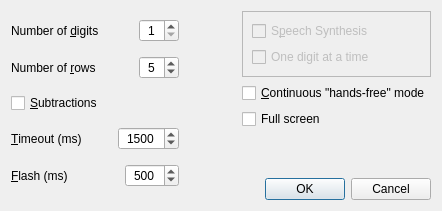
The window that gui/settings.ui (solsticedhiver/mental_calculation) describes before a commit, drawn with Qt 5.
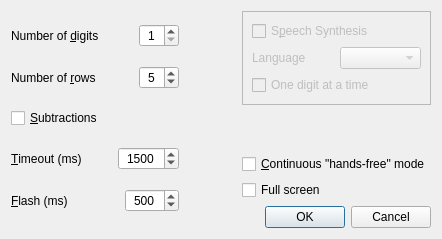
The same window after the commit. Icons and pictures are not drawn.

Commit message: Allow choice of voice language in settings

```diff
--- a/gui/settings.ui
+++ b/gui/settings.ui
@@ -7,7 +7,7 @@
     <x>0</x>
     <y>0</y>
     <width>442</width>
-    <height>211</height>
+    <height>239</height>
    </rect>
   </property>
   <property name="windowTitle">
@@ -333,7 +333,28 @@
             </item>
            </layout>
           </item>
-          <item row="1" column="0">
+          <item row="2" column="0">
+           <layout class="QHBoxLayout" name="horizontalLayout_8">
+            <item>
+             <widget class="QLabel" name="l_language">
+              <property name="enabled">
+               <bool>false</bool>
+              </property>
+              <property name="text">
+               <string>Language</string>
+              </property>
+             </widget>
+            </item>
+            <item>
+             <widget class="QComboBox" name="cb_language">
+              <property name="enabled">
+               <bool>false</bool>
+              </property>
+             </widget>
+            </item>
+           </layout>
+          </item>
+          <item row="3" column="0">
            <widget class="QCheckBox" name="cb_onedigit">
             <property name="enabled">
              <bool>false</bool>
@@ -349,6 +370,19 @@
          </layout>
         </widget>
        </item>
+       <item>
+        <spacer name="verticalSpacer">
+         <property name="orientation">
+          <enum>Qt::Vertical</enum>
+         </property>
+         <property name="sizeHint" stdset="0">
+          <size>
+           <width>20</width>
+           <height>40</height>
+          </size>
+         </property>
+        </spacer>
+       </item>
        <item>
         <widget class="QCheckBox" name="cb_handsfree">
          <property name="toolTip">
@@ -368,19 +402,6 @@
          </property>
         </widget>
        </item>
-       <item>
-        <spacer name="verticalSpacer">
-         <property name="orientation">
-          <enum>Qt::Vertical</enum>
-         </property>
-         <property name="sizeHint" stdset="0">
-          <size>
-           <width>185</width>
-           <height>17</height>
-          </size>
-         </property>
-        </spacer>
-       </item>
        <item>
         <widget class="QDialogButtonBox" name="buttonBox">
          <property name="orientation">
```
Left out of the diff: 2 changed lines with no effect on the pictures. The commit also changes 2 other files.
